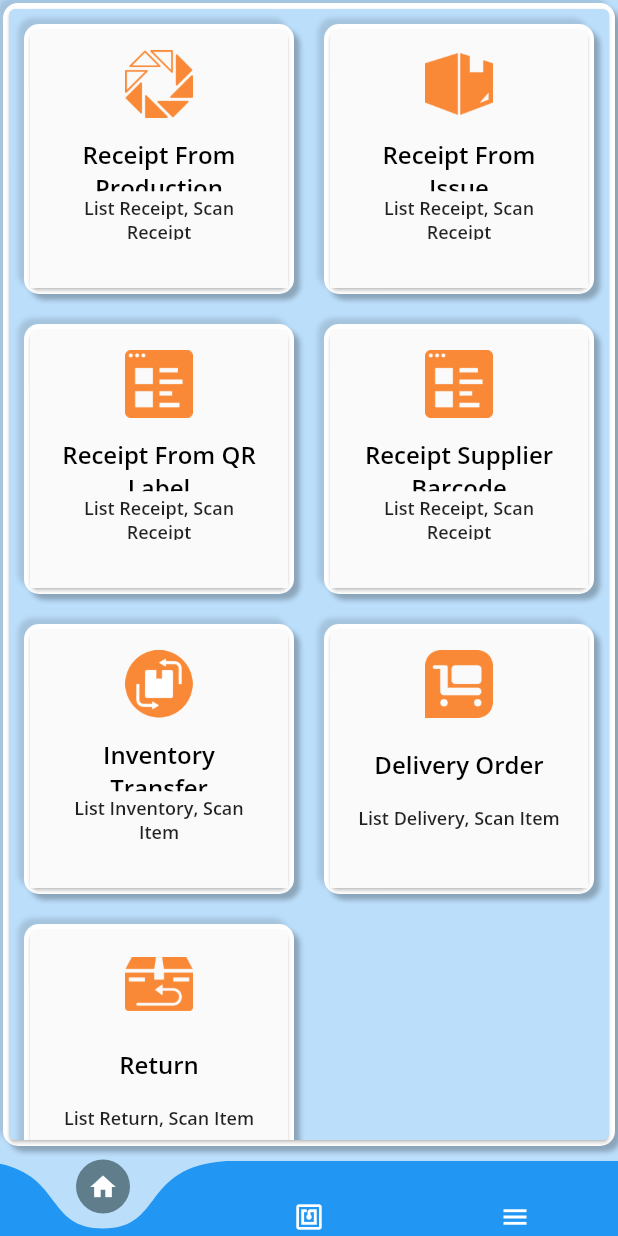
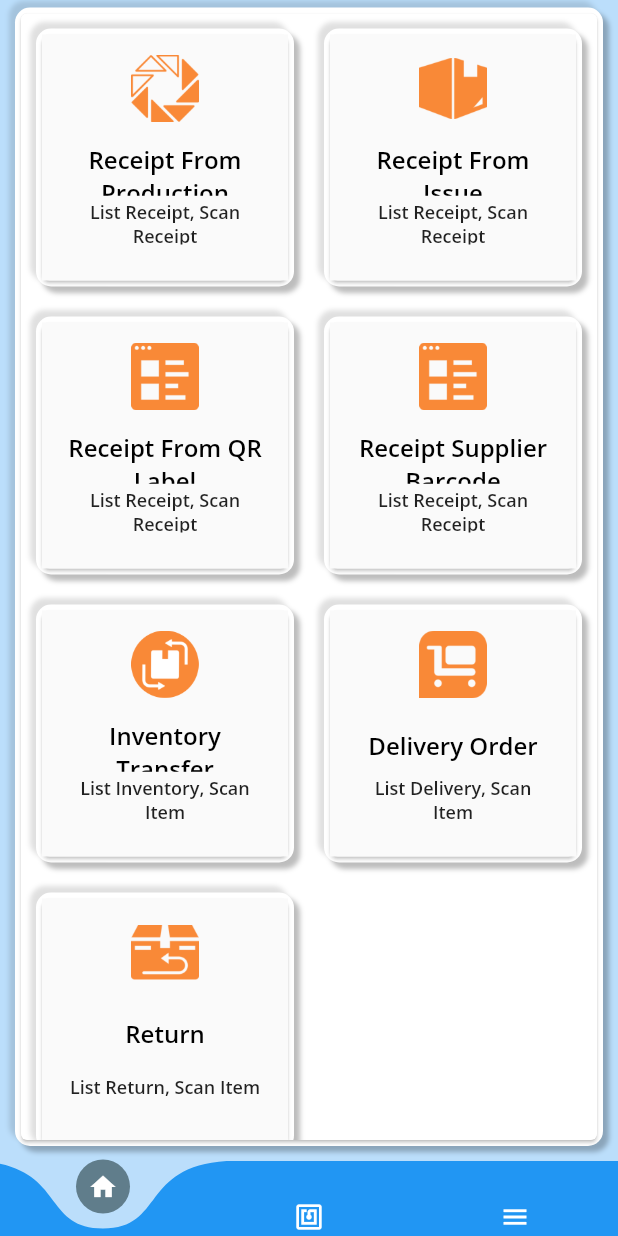
Before and after one commit to aris-wasap/wins_app, a Flutter app: the HomePage screen opened by its route, on a phone screen of 412 x 824 dp. Run offline on Flutter 3.47's test engine with Material 2 defaults, Android fonts, the light colour scheme and no system bars; drawn by our look-alikes of curved_navigation_bar; our stand-ins replace device_info, flutter_masked_text, google_fonts, rxdart, shared_preferences, sqflite; accounts and stored records are empty; generated files the repository leaves out were written again.

Commit message:
UI Update

```diff
--- a/lib/pages/home_menu.dart
+++ b/lib/pages/home_menu.dart
@@ -479,7 +479,7 @@ class _HomeMenuPageState extends State<HomeMenuPage> {
     double sideLength = 50;
     return Padding(
       padding:
-          const EdgeInsets.only(right: 2.0, left: 2.0, bottom: 10.0, top: 2.0),
+          const EdgeInsets.only(right: 10.0, left: 10.0, bottom: 10.0, top: 5.0),
       child: Container(
         decoration: BoxDecoration(boxShadow: [
           BoxShadow(color: Colors.black26, offset: Offset(4, 4), blurRadius: 2),
@@ -487,7 +487,7 @@ class _HomeMenuPageState extends State<HomeMenuPage> {
               color: Colors.black12, offset: Offset(-4, -4), blurRadius: 2),
         ], color: bgWhite, borderRadius: BorderRadius.circular(10)),
         child: Card(
-          color: Colors.blue[100],
+          //color: Colors.blue[100],
           child: CustomScrollView(
             slivers: <Widget>[
               SliverPadding(
```
